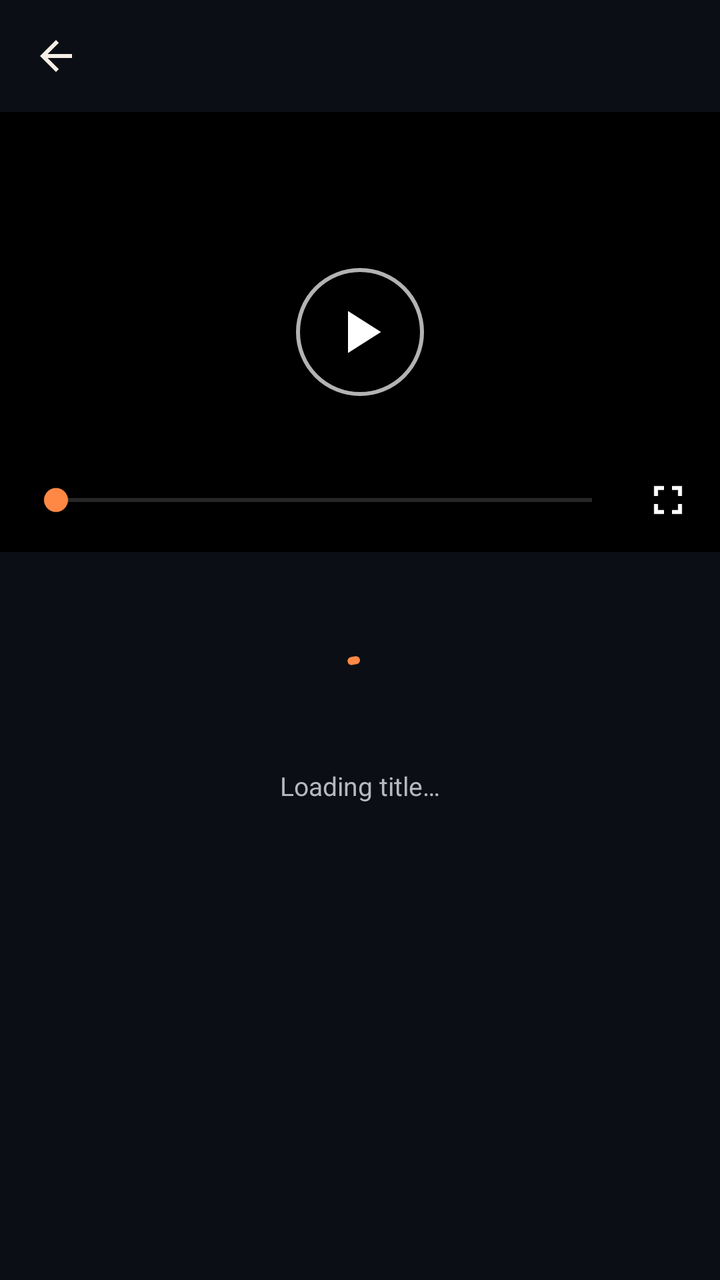
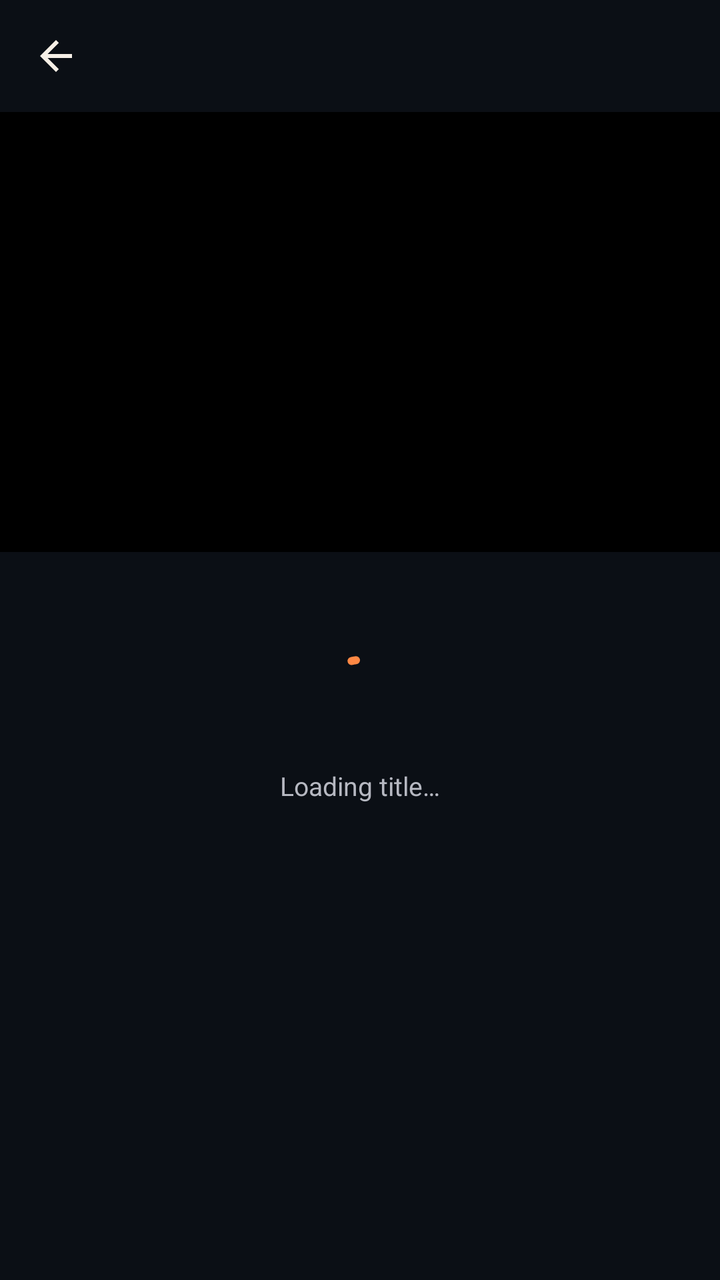

An Android layout rendered at two revisions. The XML below is the earlier revision; the diff shows what the commit changed to produce the second picture.
<!-- AndroidManifest.xml: application theme Theme.SakugaVault -->
<!-- res/layout/activity_watch.xml -->
<?xml version="1.0" encoding="utf-8"?>
<LinearLayout xmlns:android="http://schemas.android.com/apk/res/android"
    xmlns:app="http://schemas.android.com/apk/res-auto"
    android:id="@+id/root"
    android:layout_width="match_parent"
    android:layout_height="match_parent"
    android:background="@color/sv_bg"
    android:orientation="vertical">

    <LinearLayout
        android:id="@+id/topBar"
        android:layout_width="match_parent"
        android:layout_height="56dp"
        android:gravity="center_vertical"
        android:orientation="horizontal"
        android:paddingStart="4dp"
        android:paddingEnd="16dp">

        <ImageButton
            android:id="@+id/btnBack"
            android:layout_width="48dp"
            android:layout_height="48dp"
            android:background="?attr/selectableItemBackgroundBorderless"
            android:contentDescription="@string/cd_back"
            android:src="@drawable/ic_arrow_back"
            android:tint="@color/sv_text" />

        <TextView
            android:id="@+id/tvTopTitle"
            android:layout_width="0dp"
            android:layout_height="wrap_content"
            android:layout_marginStart="4dp"
            android:layout_weight="1"
            android:ellipsize="end"
            android:maxLines="1"
            android:textColor="@color/sv_text"
            android:textSize="17sp"
            android:textStyle="bold" />
    </LinearLayout>

    <FrameLayout
        android:id="@+id/playerContainer"
        android:layout_width="match_parent"
        android:layout_height="220dp"
        android:background="@color/black">

        
        <ImageView
            android:id="@+id/playerImage"
            android:layout_width="match_parent"
            android:layout_height="match_parent"
            android:alpha="0.45"
            android:contentDescription="@string/cd_poster"
            android:scaleType="centerCrop" />

        <TextView
            android:id="@+id/playerArt"
            android:layout_width="match_parent"
            android:layout_height="match_parent"
            android:alpha="0.35"
            android:gravity="center"
            android:padding="24dp"
            android:textColor="@color/white"
            android:textSize="34sp"
            android:textStyle="bold" />

        <TextView
            android:id="@+id/tvResolving"
            android:layout_width="wrap_content"
            android:layout_height="wrap_content"
            android:layout_gravity="center"
            android:text="Resolving stream…"
            android:textColor="@color/white"
            android:textSize="14sp"
            android:visibility="gone" />

        <ImageButton
            android:id="@+id/btnPlayPause"
            android:layout_width="64dp"
            android:layout_height="64dp"
            android:layout_gravity="center"
            android:background="@drawable/bg_play_button"
            android:contentDescription="@string/cd_play_pause"
            android:padding="14dp"
            android:scaleType="fitCenter"
            android:src="@drawable/ic_play"
            android:tint="@color/white" />

        <LinearLayout
            android:id="@+id/playerControls"
            android:layout_width="match_parent"
            android:layout_height="wrap_content"
            android:layout_gravity="bottom"
            android:background="@drawable/bg_controls"
            android:gravity="center_vertical"
            android:orientation="horizontal"
            android:paddingStart="12dp"
            android:paddingTop="16dp"
            android:paddingEnd="4dp"
            android:paddingBottom="4dp">

            <TextView
                android:id="@+id/tvTime"
                android:layout_width="wrap_content"
                android:layout_height="wrap_content"
                android:textColor="@color/white"
                android:textSize="12sp" />

            <SeekBar
                android:id="@+id/seekBar"
                android:layout_width="0dp"
                android:layout_height="wrap_content"
                android:layout_weight="1"
                android:progressBackgroundTint="#80FFFFFF"
                android:progressTint="@color/sv_accent"
                android:thumbTint="@color/sv_accent" />

            <ImageButton
                android:id="@+id/btnFullscreen"
                android:layout_width="44dp"
                android:layout_height="44dp"
                android:background="?attr/selectableItemBackgroundBorderless"
                android:contentDescription="@string/cd_fullscreen"
                android:src="@drawable/ic_fullscreen"
                android:tint="@color/white" />
        </LinearLayout>
    </FrameLayout>

    <androidx.core.widget.NestedScrollView
        android:id="@+id/detailsScroll"
        android:layout_width="match_parent"
        android:layout_height="0dp"
        android:layout_weight="1">

        <LinearLayout
            android:layout_width="match_parent"
            android:layout_height="wrap_content"
            android:orientation="vertical"
            android:padding="16dp">

            
            <LinearLayout
                android:id="@+id/loadStatus"
                android:layout_width="match_parent"
                android:layout_height="wrap_content"
                android:gravity="center_horizontal"
                android:orientation="vertical"
                android:paddingTop="32dp"
                android:paddingBottom="32dp">

                <com.google.android.material.progressindicator.CircularProgressIndicator
                    android:id="@+id/loadProgress"
                    android:layout_width="wrap_content"
                    android:layout_height="wrap_content"
                    android:indeterminate="true" />

                <TextView
                    android:id="@+id/tvLoadMessage"
                    style="@style/SvMuted"
                    android:layout_width="match_parent"
                    android:layout_height="wrap_content"
                    android:layout_marginTop="12dp"
                    android:gravity="center"
                    android:text="Loading title…" />

                <com.google.android.material.button.MaterialButton
                    android:id="@+id/btnRetry"
                    android:layout_width="wrap_content"
                    android:layout_height="wrap_content"
                    android:layout_marginTop="12dp"
                    android:text="Try again"
                    android:visibility="gone" />
            </LinearLayout>

            <LinearLayout
                android:id="@+id/detailsContent"
                android:layout_width="match_parent"
                android:layout_height="wrap_content"
                android:orientation="vertical"
                android:visibility="gone">

                <LinearLayout
                    android:layout_width="match_parent"
                    android:layout_height="wrap_content"
                    android:gravity="center_vertical"
                    android:orientation="horizontal">

                    <com.google.android.material.button.MaterialButtonToggleGroup
                        android:id="@+id/langToggle"
                        android:layout_width="wrap_content"
                        android:layout_height="wrap_content"
                        app:checkedButton="@id/btnSub"
                        app:selectionRequired="true"
                        app:singleSelection="true">

                        <Button
                            android:id="@+id/btnSub"
                            style="?attr/materialButtonOutlinedStyle"
                            android:layout_width="wrap_content"
                            android:layout_height="wrap_content"
                            android:text="SUB" />

                        <Button
                            android:id="@+id/btnDub"
                            style="?attr/materialButtonOutlinedStyle"
                            android:layout_width="wrap_content"
                            android:layout_height="wrap_content"
                            android:text="DUB" />
                    </com.google.android.material.button.MaterialButtonToggleGroup>

                    <TextView
                        android:id="@+id/tvLangInfo"
                        style="@style/SvMuted"
                        android:layout_width="0dp"
                        android:layout_height="wrap_content"
                        android:layout_marginStart="12dp"
                        android:layout_weight="1"
                        android:textSize="12sp" />
                </LinearLayout>

                <TextView
                    android:id="@+id/tvSyncStatus"
                    android:layout_width="match_parent"
                    android:layout_height="wrap_content"
                    android:layout_marginTop="8dp"
                    android:textColor="@color/sv_success"
                    android:textSize="12sp" />

                <TextView
                    android:id="@+id/tvTitle"
                    android:layout_width="match_parent"
                    android:layout_height="wrap_content"
                    android:layout_marginTop="12dp"
                    android:textColor="@color/sv_text"
                    android:textSize="22sp"
                    android:textStyle="bold" />

                <TextView
                    android:id="@+id/tvMeta"
                    style="@style/SvMuted"
                    android:layout_width="match_parent"
                    android:layout_height="wrap_content"
                    android:layout_marginTop="2dp" />

                
                <com.google.android.material.button.MaterialButton
                    android:id="@+id/btnWatchlist"
                    style="?attr/materialButtonOutlinedStyle"
                    android:layout_width="wrap_content"
                    android:layout_height="wrap_content"
                    android:layout_marginTop="10dp"
                    android:text="Add to Watchlist"
                    android:textColor="@color/sv_text"
                    app:icon="@drawable/ic_add"
                    app:iconTint="@color/sv_text" />

                <TextView
                    android:id="@+id/tvSynopsis"
                    android:layout_width="match_parent"
                    android:layout_height="wrap_content"
                    android:layout_marginTop="10dp"
                    android:ellipsize="end"
                    android:maxLines="2"
                    android:textColor="@color/sv_text"
                    android:textSize="14sp" />

                <TextView
                    android:id="@+id/tvMore"
                    android:layout_width="wrap_content"
                    android:layout_height="wrap_content"
                    android:paddingTop="4dp"
                    android:paddingBottom="4dp"
                    android:text="More"
                    android:textColor="@color/sv_accent"
                    android:textSize="13sp"
                    android:textStyle="bold" />

                <LinearLayout
                    android:layout_width="match_parent"
                    android:layout_height="wrap_content"
                    android:layout_marginTop="16dp"
                    android:layout_marginBottom="4dp"
                    android:gravity="center_vertical"
                    android:orientation="horizontal">

                    <TextView
                        style="@style/SvSectionTitle"
                        android:layout_width="0dp"
                        android:layout_weight="1"
                        android:text="Episodes" />

                    <Spinner
                        android:id="@+id/seasonSpinner"
                        android:layout_width="wrap_content"
                        android:layout_height="wrap_content" />
                </LinearLayout>

                <TextView
                    android:id="@+id/tvEpisodesNote"
                    style="@style/SvMuted"
                    android:layout_width="match_parent"
                    android:layout_height="wrap_content"
                    android:layout_marginBottom="6dp"
                    android:textSize="12sp"
                    android:visibility="gone" />

                <androidx.recyclerview.widget.RecyclerView
                    android:id="@+id/episodeList"
                    android:layout_width="match_parent"
                    android:layout_height="wrap_content"
                    android:nestedScrollingEnabled="false" />

                <TextView
                    android:id="@+id/tvCommentsHeader"
                    style="@style/SvSectionTitle"
                    android:layout_marginTop="18dp"
                    android:layout_marginBottom="8dp" />

                <LinearLayout
                    android:layout_width="match_parent"
                    android:layout_height="wrap_content"
                    android:gravity="center_vertical"
                    android:orientation="horizontal">

                    <com.google.android.material.textfield.TextInputLayout
                        style="@style/Widget.Material3.TextInputLayout.OutlinedBox.Dense"
                        android:layout_width="0dp"
                        android:layout_height="wrap_content"
                        android:layout_weight="1"
                        android:hint="Add a comment…">

                        <com.google.android.material.textfield.TextInputEditText
                            android:id="@+id/etComment"
                            android:layout_width="match_parent"
                            android:layout_height="wrap_content"
                            android:inputType="textCapSentences|textMultiLine"
                            android:maxLength="2000"
                            android:maxLines="3" />
                    </com.google.android.material.textfield.TextInputLayout>

                    <com.google.android.material.button.MaterialButton
                        android:id="@+id/btnPost"
                        android:layout_width="wrap_content"
                        android:layout_height="wrap_content"
                        android:layout_marginStart="8dp"
                        android:text="Post" />
                </LinearLayout>

                <androidx.recyclerview.widget.RecyclerView
                    android:id="@+id/commentList"
                    android:layout_width="match_parent"
                    android:layout_height="wrap_content"
                    android:layout_marginTop="6dp"
                    android:nestedScrollingEnabled="false" />

                <TextView
                    android:id="@+id/tvSimilarHeader"
                    style="@style/SvSectionTitle"
                    android:layout_marginTop="18dp"
                    android:layout_marginBottom="10dp"
                    android:text="More like this" />

                <androidx.recyclerview.widget.RecyclerView
                    android:id="@+id/similarList"
                    android:layout_width="match_parent"
                    android:layout_height="wrap_content"
                    android:clipToPadding="false" />
            </LinearLayout>
        </LinearLayout>
    </androidx.core.widget.NestedScrollView>
</LinearLayout>
<!-- resources referenced by this layout -->
<resources>
  <color name="black">#FF000000</color>
  <color name="sv_accent">#FFFF8844</color>
  <color name="sv_bg">#FF0B0F15</color>
  <color name="sv_success">#FF7BE0B8</color>
  <color name="sv_text">#FFF6EFE6</color>
  <color name="white">#FFFFFFFF</color>
  <!-- drawable bg_controls (drawable) -->
  <?xml version="1.0" encoding="utf-8"?>
  <shape xmlns:android="http://schemas.android.com/apk/res/android" android:shape="rectangle">
      <gradient
          android:angle="90"
          android:endColor="#00000000"
          android:startColor="#CC000000" />
  </shape>
  <!-- drawable bg_play_button (drawable) -->
  <?xml version="1.0" encoding="utf-8"?>
  <shape xmlns:android="http://schemas.android.com/apk/res/android" android:shape="oval">
      <solid android:color="#99000000" />
      <stroke android:width="2dp" android:color="#B3FFFFFF" />
  </shape>
  <!-- drawable ic_add (drawable) -->
  <?xml version="1.0" encoding="utf-8"?>
  <vector xmlns:android="http://schemas.android.com/apk/res/android"
      android:width="24dp"
      android:height="24dp"
      android:viewportWidth="24"
      android:viewportHeight="24">
      <path
          android:fillColor="#FFFFFFFF"
          android:pathData="M19,13h-6v6h-2v-6H5v-2h6V5h2v6h6v2z" />
  </vector>
  <!-- drawable ic_arrow_back (drawable) -->
  <?xml version="1.0" encoding="utf-8"?>
  <vector xmlns:android="http://schemas.android.com/apk/res/android"
      android:width="24dp"
      android:height="24dp"
      android:viewportWidth="24"
      android:viewportHeight="24">
      <path
          android:fillColor="#FFFFFFFF"
          android:pathData="M20,11H7.83l5.59,-5.59L12,4l-8,8 8,8 1.41,-1.41L7.83,13H20v-2z" />
  </vector>
  <!-- drawable ic_fullscreen (drawable) -->
  <?xml version="1.0" encoding="utf-8"?>
  <vector xmlns:android="http://schemas.android.com/apk/res/android"
      android:width="24dp"
      android:height="24dp"
      android:viewportWidth="24"
      android:viewportHeight="24">
      <path
          android:fillColor="#FFFFFFFF"
          android:pathData="M7,14H5v5h5v-2H7v-3zM5,10h2V7h3V5H5v5zM17,17h-3v2h5v-5h-2v3zM14,5v2h3v3h2V5h-5z" />
  </vector>
  <!-- drawable ic_play (drawable) -->
  <?xml version="1.0" encoding="utf-8"?>
  <vector xmlns:android="http://schemas.android.com/apk/res/android"
      android:width="24dp"
      android:height="24dp"
      android:viewportWidth="24"
      android:viewportHeight="24">
      <path
          android:fillColor="#FFFFFFFF"
          android:pathData="M8,5v14l11,-7z" />
  </vector>
  <string name="cd_back">Back</string>
  <string name="cd_fullscreen">Full screen</string>
  <string name="cd_play_pause">Play or pause</string>
  <string name="cd_poster">Poster</string>
  <style name="SvMuted">
          <item name="android:textColor">@color/sv_muted</item>
          <item name="android:textSize">13sp</item>
      </style>
  <style name="SvSectionTitle">
          <item name="android:layout_width">wrap_content</item>
          <item name="android:layout_height">wrap_content</item>
          <item name="android:textColor">@color/sv_text</item>
          <item name="android:textSize">17sp</item>
          <item name="android:textStyle">bold</item>
      </style>
  <color name="sv_muted">#FFB6B8C1</color>
  <color name="sv_accent_dim">#FF3A2618</color>
  <color name="sv_accent_soft">#FFFFC774</color>
  <color name="sv_signal">#FF7DE6FF</color>
  <color name="sv_surface">#FF121722</color>
  <color name="sv_danger">#FFFF6B6B</color>
  <!-- unchanged entries left out for length: 1 -->
</resources>

<!-- the commit's change to res/layout/activity_watch.xml (unified diff, before → after) -->
@@ -64,65 +64,72 @@
             android:textSize="34sp"
             android:textStyle="bold" />
 
+        
+        <androidx.media3.ui.PlayerView
+            android:id="@+id/playerView"
+            android:layout_width="match_parent"
+            android:layout_height="match_parent"
+            android:background="@color/black"
+            android:visibility="invisible"
+            app:show_buffering="when_playing"
+            app:show_next_button="false"
+            app:show_previous_button="false"
+            app:show_subtitle_button="true" />
+
+        <TextView
+            android:id="@+id/tvDemoBadge"
+            android:layout_width="wrap_content"
+            android:layout_height="wrap_content"
+            android:layout_gravity="top|start"
+            android:layout_margin="10dp"
+            android:background="@drawable/bg_badge"
+            android:paddingStart="8dp"
+            android:paddingTop="3dp"
+            android:paddingEnd="8dp"
+            android:paddingBottom="3dp"
+            android:text="DEMO VIDEO"
+            android:textColor="@color/black"
+            android:textSize="11sp"
+            android:textStyle="bold"
+            android:visibility="gone" />
+
+        
         <TextView
             android:id="@+id/tvResolving"
             android:layout_width="wrap_content"
             android:layout_height="wrap_content"
             android:layout_gravity="center"
-            android:text="Resolving stream…"
+            android:gravity="center"
+            android:padding="16dp"
             android:textColor="@color/white"
             android:textSize="14sp"
             android:visibility="gone" />
 
-        <ImageButton
-            android:id="@+id/btnPlayPause"
-            android:layout_width="64dp"
-            android:layout_height="64dp"
+        
+        <LinearLayout
+            android:id="@+id/playerError"
+            android:layout_width="match_parent"
+            android:layout_height="wrap_content"
             android:layout_gravity="center"
-            android:background="@drawable/bg_play_button"
-            android:contentDescription="@string/cd_play_pause"
-            android:padding="14dp"
-            android:scaleType="fitCenter"
-            android:src="@drawable/ic_play"
-            android:tint="@color/white" />
-
-        <LinearLayout
-            android:id="@+id/playerControls"
-            android:layout_width="match_parent"
-            android:layout_height="wrap_content"
-            android:layout_gravity="bottom"
-            android:background="@drawable/bg_controls"
-            android:gravity="center_vertical"
-            android:orientation="horizontal"
-            android:paddingStart="12dp"
-            android:paddingTop="16dp"
-            android:paddingEnd="4dp"
-            android:paddingBottom="4dp">
+            android:gravity="center_horizontal"
+            android:orientation="vertical"
+            android:padding="16dp"
+            android:visibility="gone">
 
             <TextView
-                android:id="@+id/tvTime"
+                android:id="@+id/tvPlayerError"
                 android:layout_width="wrap_content"
                 android:layout_height="wrap_content"
+                android:gravity="center"
                 android:textColor="@color/white"
-                android:textSize="12sp" />
-
-            <SeekBar
-                android:id="@+id/seekBar"
-                android:layout_width="0dp"
+                android:textSize="14sp" />
+
+            <com.google.android.material.button.MaterialButton
+                android:id="@+id/btnPlayerRetry"
+                android:layout_width="wrap_content"
                 android:layout_height="wrap_content"
-                android:layout_weight="1"
-                android:progressBackgroundTint="#80FFFFFF"
-                android:progressTint="@color/sv_accent"
-                android:thumbTint="@color/sv_accent" />
-
-            <ImageButton
-                android:id="@+id/btnFullscreen"
-                android:layout_width="44dp"
-                android:layout_height="44dp"
-                android:background="?attr/selectableItemBackgroundBorderless"
-                android:contentDescription="@string/cd_fullscreen"
-                android:src="@drawable/ic_fullscreen"
-                android:tint="@color/white" />
+                android:layout_marginTop="8dp"
+                android:text="Retry" />
         </LinearLayout>
     </FrameLayout>
 
@@ -218,6 +225,23 @@
                         android:textSize="12sp" />
                 </LinearLayout>
 
+                
+                <com.google.android.material.materialswitch.MaterialSwitch
+                    android:id="@+id/switchDemo"
+                    android:layout_width="match_parent"
+                    android:layout_height="wrap_content"
+                    android:layout_marginTop="8dp"
+                    android:text="Demo videos"
+                    android:textColor="@color/sv_text"
+                    android:textSize="14sp" />
+
+                <TextView
+                    android:id="@+id/tvStreamInfo"
+                    style="@style/SvMuted"
+                    android:layout_width="match_parent"
+                    android:layout_height="wrap_content"
+                    android:textSize="12sp" />
+
                 <TextView
                     android:id="@+id/tvSyncStatus"
                     android:layout_width="match_parent"
<!-- resource entries referenced after the edit -->
@@ -6,19 +6,11 @@
   <color name="sv_success">#FF7BE0B8</color>
   <color name="sv_text">#FFF6EFE6</color>
   <color name="white">#FFFFFFFF</color>
-  <!-- drawable bg_controls (drawable) -->
+  <!-- drawable bg_badge (drawable) -->
   <?xml version="1.0" encoding="utf-8"?>
   <shape xmlns:android="http://schemas.android.com/apk/res/android" android:shape="rectangle">
-      <gradient
-          android:angle="90"
-          android:endColor="#00000000"
-          android:startColor="#CC000000" />
-  </shape>
-  <!-- drawable bg_play_button (drawable) -->
-  <?xml version="1.0" encoding="utf-8"?>
-  <shape xmlns:android="http://schemas.android.com/apk/res/android" android:shape="oval">
-      <solid android:color="#99000000" />
-      <stroke android:width="2dp" android:color="#B3FFFFFF" />
+      <solid android:color="@color/sv_accent" />
+      <corners android:radius="4dp" />
   </shape>
   <!-- drawable ic_add (drawable) -->
   <?xml version="1.0" encoding="utf-8"?>
@@ -42,31 +34,7 @@
           android:fillColor="#FFFFFFFF"
           android:pathData="M20,11H7.83l5.59,-5.59L12,4l-8,8 8,8 1.41,-1.41L7.83,13H20v-2z" />
   </vector>
-  <!-- drawable ic_fullscreen (drawable) -->
-  <?xml version="1.0" encoding="utf-8"?>
-  <vector xmlns:android="http://schemas.android.com/apk/res/android"
-      android:width="24dp"
-      android:height="24dp"
-      android:viewportWidth="24"
-      android:viewportHeight="24">
-      <path
-          android:fillColor="#FFFFFFFF"
-          android:pathData="M7,14H5v5h5v-2H7v-3zM5,10h2V7h3V5H5v5zM17,17h-3v2h5v-5h-2v3zM14,5v2h3v3h2V5h-5z" />
-  </vector>
-  <!-- drawable ic_play (drawable) -->
-  <?xml version="1.0" encoding="utf-8"?>
-  <vector xmlns:android="http://schemas.android.com/apk/res/android"
-      android:width="24dp"
-      android:height="24dp"
-      android:viewportWidth="24"
-      android:viewportHeight="24">
-      <path
-          android:fillColor="#FFFFFFFF"
-          android:pathData="M8,5v14l11,-7z" />
-  </vector>
   <string name="cd_back">Back</string>
-  <string name="cd_fullscreen">Full screen</string>
-  <string name="cd_play_pause">Play or pause</string>
   <string name="cd_poster">Poster</string>
   <style name="SvMuted">
           <item name="android:textColor">@color/sv_muted</item>
